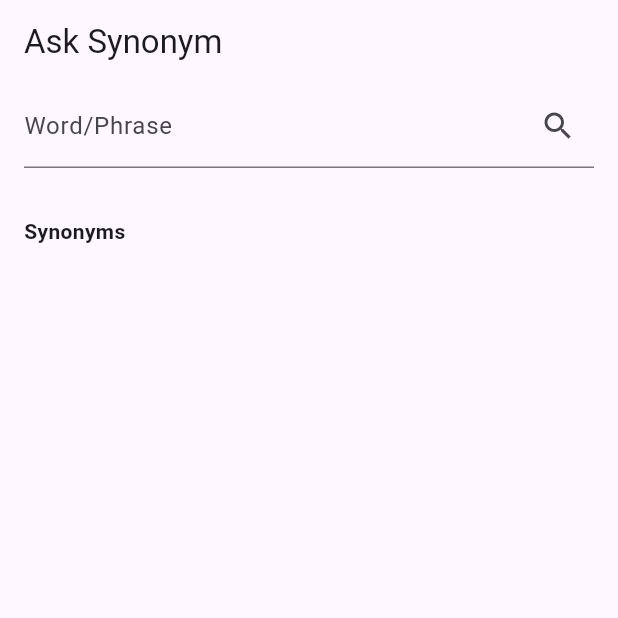
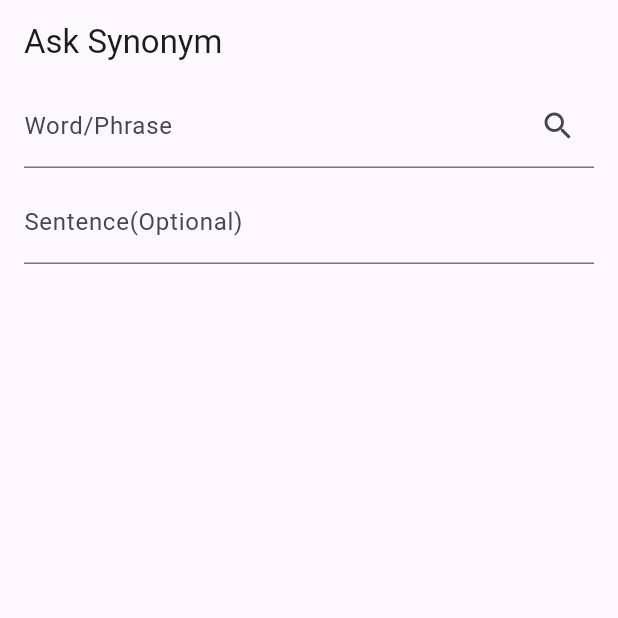
Before and after one commit to chooyan-eng/writers, a Flutter app: the screen it shows after launch, on a phone screen of 412 x 824 dp, the top half of it. Run offline on Flutter 3.47's test engine with Material 3 defaults, Android fonts, the phone set to English and light mode, and no system bars; our stand-ins replace args, freezed_annotation, google_generative_ai; missing offline and left inert: intersperse.

Commit message:
add some logic to synonym feature and write README

```diff
--- a/lib/businesslogic/synonym/interface/synonym_repository.dart
+++ b/lib/businesslogic/synonym/interface/synonym_repository.dart
@@ -2,4 +2,7 @@ import 'package:writers/businesslogic/synonym/synonyms.dart';
 
 abstract interface class SynonymRepository {
   Future<Synonyms> askSynonyms(String word);
+
+  Future<(Synonym word, String reason)> askBest(
+      String word, String sentence, List<String> synonyms);
 }
--- /dev/null
+++ b/lib/businesslogic/synonym/synonym_suggestion.dart
@@ -0,0 +1,17 @@
+import 'package:freezed_annotation/freezed_annotation.dart';
+import 'package:writers/businesslogic/synonym/synonyms.dart';
+
+part 'synonym_suggestion.freezed.dart';
+part 'synonym_suggestion.g.dart';
+
+@freezed
+class SynonymSuggestion with _$SynonymSuggestion {
+  const factory SynonymSuggestion({
+    required Synonyms synonyms,
+    Synonym? suggested,
+    String? reason,
+  }) = _SynonymSuggestion;
+
+  factory SynonymSuggestion.fromJson(Map<String, dynamic> json) =>
+      _$SynonymSuggestionFromJson(json);
+}
--- a/lib/cli_main.dart
+++ b/lib/cli_main.dart
@@ -11,6 +11,7 @@ Future<void> main(List<String> args) async {
   parser.addOption('gemini-key', abbr: 'g');
   parser.addOption('action', abbr: 'a', allowed: ['synonym']);
   parser.addOption('word', abbr: 'w');
+  parser.addOption('sentence', abbr: 's');
 
   final results = parser.parse(args);
 
@@ -25,7 +26,7 @@ Future<void> main(List<String> args) async {
     'synonym' => await AskSynonymCommand(
         historyRepository: historyRepository,
         synonymRepository: synonymRepository,
-      )(results.option('word')!),
+      )(results.option('word')!, sentence: results.option('sentence')),
     _ => 1,
   };
   if (resultCode != 0) {
--- a/lib/repository/fake/synonym/fake_synonym_repository.dart
+++ b/lib/repository/fake/synonym/fake_synonym_repository.dart
@@ -26,4 +26,21 @@ class FakeSynonymRepository implements SynonymRepository {
       ],
     );
   }
+
+  @override
+  Future<(Synonym, String)> askBest(
+      String word, String sentence, List<String> synonyms) async {
+    return (
+      Synonym(
+        word: synonyms.first,
+        examples: [
+          'This is an example sentence with the word ${synonyms.first}',
+          'This is another example sentence with the word ${synonyms.first}'
+        ],
+        explanation:
+            'This is a fake explanation for the word ${synonyms.first}',
+      ),
+      'This is a fake reason',
+    );
+  }
 }
--- a/lib/ui/mobile/synonym/ask_synonym_page.dart
+++ b/lib/ui/mobile/synonym/ask_synonym_page.dart
@@ -1,6 +1,7 @@
 import 'package:flutter/material.dart';
 import 'package:intersperse/intersperse.dart';
 import 'package:writers/businesslogic/synonym/suggest_synonym_usecase.dart';
+import 'package:writers/businesslogic/synonym/synonym_suggestion.dart';
 import 'package:writers/businesslogic/synonym/synonyms.dart';
 import 'package:writers/main.dart';
 
@@ -13,8 +14,9 @@ class AskSynonymPage extends StatefulWidget {
 
 class _AskSynonymPageState extends State<AskSynonymPage> {
   String _word = '';
+  String _sentence = '';
   bool _isLoading = false;
-  Synonyms? _answer;
+  SynonymSuggestion? _answer;
   late final SuggestSynonymUsecase _usecase;
 
   @override
@@ -49,7 +51,10 @@ class _AskSynonymPageState extends State<AskSynonymPage> {
                       onPressed: () async {
                         FocusScope.of(context).unfocus();
                         setState(() => _isLoading = true);
-                        final result = await _usecase(_word);
+                        final result = await _usecase(
+                          _word,
+                          sentence: _sentence.isEmpty ? null : _sentence,
+                        );
                         setState(() {
                           _answer = result;
                           _isLoading = false;
@@ -59,32 +64,71 @@ class _AskSynonymPageState extends State<AskSynonymPage> {
                   ),
                 ),
               ),
-              const SizedBox(height: 32),
-              const Padding(
-                padding: EdgeInsets.symmetric(horizontal: 16),
-                child: Text(
-                  'Synonyms',
-                  style: TextStyle(fontWeight: FontWeight.bold),
+              const SizedBox(height: 8),
+              Padding(
+                padding: const EdgeInsets.symmetric(horizontal: 16),
+                child: TextField(
+                  onChanged: (value) => setState(() => _sentence = value),
+                  decoration: const InputDecoration(
+                    labelText: 'Sentence(Optional)',
+                  ),
+                  minLines: 1,
+                  maxLines: 3,
                 ),
               ),
-              const SizedBox(height: 8),
+              const SizedBox(height: 32),
               if (_answer != null)
                 Expanded(
                   child: ListView(
                     children: [
-                      ..._answer!.synonyms.map(
-                        (synonym) => Padding(
+                      if (_answer!.suggested != null) ...[
+                        const Padding(
+                          padding: EdgeInsets.symmetric(horizontal: 16),
+                          child: Text(
+                            'Best Suggested',
+                            style: TextStyle(fontWeight: FontWeight.bold),
+                          ),
+                        ),
+                        const SizedBox(height: 8),
+                        Padding(
                           padding: const EdgeInsets.symmetric(
                             horizontal: 16,
                             vertical: 12,
                           ),
-                          child: _SynonymTile(synonym),
+                          child: _SynonymTile(_answer!.suggested!),
+                        ),
+                        const SizedBox(height: 8),
+                        Padding(
+                          padding: const EdgeInsets.symmetric(horizontal: 16),
+                          child: Text(_answer!.reason!),
+                        ),
+                        const SizedBox(height: 16),
+                        const Divider(),
+                      ],
+                      const SizedBox(height: 16),
+                      const Padding(
+                        padding: EdgeInsets.symmetric(horizontal: 16),
+                        child: Text(
+                          'Synonyms',
+                          style: TextStyle(fontWeight: FontWeight.bold),
                         ),
                       ),
                       const SizedBox(height: 8),
+                      ..._answer!.synonyms.synonyms
+                          .where((s) => s.word != _answer!.suggested?.word)
+                          .map(
+                            (synonym) => Padding(
+                              padding: const EdgeInsets.symmetric(
+                                horizontal: 16,
+                                vertical: 12,
+                              ),
+                              child: _SynonymTile(synonym),
+                            ),
+                          ),
+                      const SizedBox(height: 8),
                       Padding(
                         padding: const EdgeInsets.symmetric(horizontal: 16),
-                        child: Text(_answer!.explanation),
+                        child: Text(_answer!.synonyms.explanation),
                       ),
                     ],
                   ),
```
Also changed, not shown: lib/businesslogic/synonym/suggest_synonym_usecase.dart (+20 -3 lines), lib/repository/gemini/synonym/gemini_synonym_repository.dart (+39 -2 lines), lib/ui/command_line/synonym/ask_synonym_command.dart (+18 -4 lines), lib/businesslogic/synonym/synonym_suggestion.freezed.dart (added), lib/businesslogic/synonym/synonym_suggestion.g.dart (added), 4 other files.
